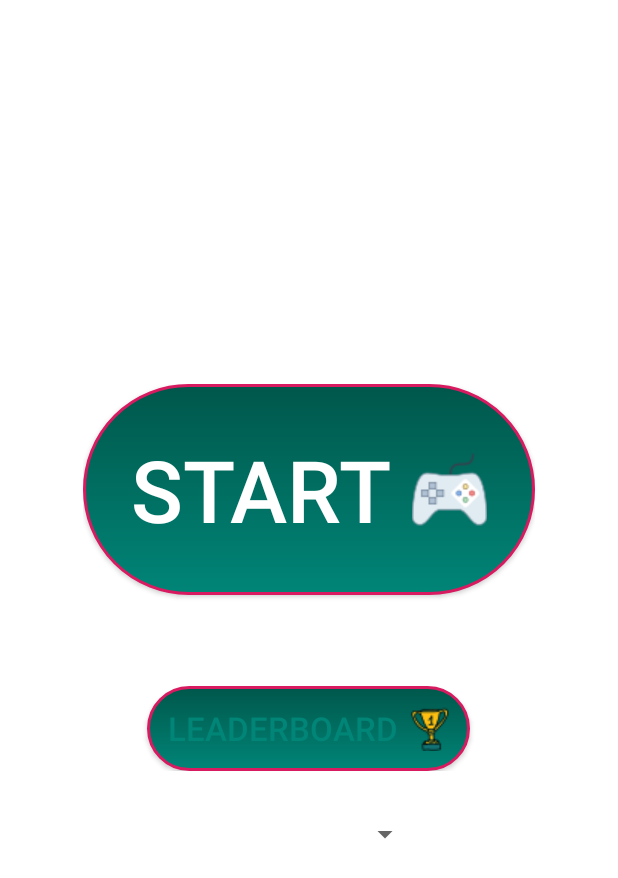
After one commit to ofirelarat/ColorMatched, an Android app: the layout activity_home_page.xml on its own in the app's theme, with its tools: preview values and no code run, on a phone screen of 412 x 824 dp. The commit adds this screen. Shown: the top 878 px of the screen. Run offline under Robolectric (Android 15) with nearby library versions, the phone set to English and light mode, and no system bars.

Commit message:
add muliple languages

```diff
--- a/app/build.gradle
+++ b/app/build.gradle
@@ -26,6 +26,7 @@ android {
 dependencies {
     implementation fileTree(dir: 'libs', include: ['*.jar'])
     implementation 'androidx.appcompat:appcompat:1.1.0'
+    implementation 'androidx.constraintlayout:constraintlayout:1.1.3'
     testImplementation 'junit:junit:4.12'
     androidTestImplementation 'androidx.test:runner:1.2.0'
     androidTestImplementation 'androidx.test.espresso:espresso-core:3.2.0'
--- a/app/src/main/AndroidManifest.xml
+++ b/app/src/main/AndroidManifest.xml
@@ -7,15 +7,17 @@
         android:icon="@mipmap/ic_launcher"
         android:label="@string/app_name"
         android:roundIcon="@mipmap/ic_launcher_round"
-        android:supportsRtl="true"
+        android:supportsRtl="false"
         android:theme="@style/AppTheme">
-        <activity android:name=".MainActivity">
+        <activity android:name=".HomePage">
             <intent-filter>
                 <action android:name="android.intent.action.MAIN" />
 
                 <category android:name="android.intent.category.LAUNCHER" />
             </intent-filter>
         </activity>
+        <activity android:name=".MainActivity">
+        </activity>
     </application>
 
 </manifest>
--- a/app/src/main/java/com/ofirelarat/colormatched/MainActivity.java
+++ b/app/src/main/java/com/ofirelarat/colormatched/MainActivity.java
@@ -5,6 +5,7 @@ import androidx.appcompat.app.AppCompatActivity;
 import androidx.recyclerview.widget.RecyclerView;
 
 import android.content.DialogInterface;
+import android.content.Intent;
 import android.os.Bundle;
 import android.util.Log;
 import android.view.View;
@@ -178,9 +179,11 @@ public class MainActivity extends AppCompatActivity implements CardStackListener
                 .setNegativeButton("no", new DialogInterface.OnClickListener() {
                     @Override
                     public void onClick(DialogInterface dialogInterface, int i) {
-
+                        Intent intent = new Intent(MainActivity.this, HomePage.class);
+                        startActivity(intent);
                     }
                 })
+                .setCancelable(false)
                 .show();
     }
 
--- /dev/null
+++ b/app/src/main/res/drawable/ellipsis.xml
@@ -0,0 +1,19 @@
+<?xml version="1.0" encoding="utf-8"?>
+<shape xmlns:android="http://schemas.android.com/apk/res/android"
+    android:shape="rectangle">
+    <corners android:radius="1000dp" />
+    <!--<solid android:color="#41ba7a" />-->
+    <gradient
+        android:angle="90"
+        android:startColor="@color/colorPrimary"
+        android:endColor="@color/colorPrimaryDark"
+        android:type="linear" />
+    <stroke
+        android:width="2dip"
+        android:color="@color/colorAccent" />
+    <padding
+        android:bottom="4dp"
+        android:left="4dp"
+        android:right="4dp"
+        android:top="4dp" />
+</shape>
--- /dev/null
+++ b/app/src/main/res/layout/activity_home_page.xml
@@ -0,0 +1,97 @@
+<?xml version="1.0" encoding="utf-8"?>
+<RelativeLayout xmlns:android="http://schemas.android.com/apk/res/android"
+    xmlns:app="http://schemas.android.com/apk/res-auto"
+    xmlns:tools="http://schemas.android.com/tools"
+    android:layout_width="match_parent"
+    android:layout_height="match_parent"
+    tools:context=".HomePage"
+    android:background="@color/cardview_light_background">
+
+    <LinearLayout
+        android:layout_width="wrap_content"
+        android:layout_height="wrap_content"
+        android:layout_centerInParent="true"
+        android:orientation="vertical">
+        <RelativeLayout
+            android:layout_width="match_parent"
+            android:layout_height="wrap_content">
+            <Button
+                android:id="@+id/startBtn"
+                android:layout_width="wrap_content"
+                android:layout_height="wrap_content"
+                android:background="@drawable/ellipsis"
+                android:text="start "
+                android:textColor="#fff"
+                android:textSize="57dp"
+                android:padding="32dp"
+                android:layout_weight="1"
+                android:layout_marginBottom="15dp"
+                android:drawableRight="@drawable/game_controller"
+                android:layout_centerHorizontal="true"
+                android:onClick="onClickStart"/>
+        </RelativeLayout>
+        <RelativeLayout
+            android:layout_width="match_parent"
+            android:layout_height="wrap_content">
+            <Button
+                android:id="@+id/leaderBoardBtn"
+                android:layout_width="wrap_content"
+                android:layout_height="wrap_content"
+                android:background="@drawable/ellipsis"
+                android:text="Leaderboard "
+                android:textColor="@color/colorPrimary"
+                android:textSize="22dp"
+                android:padding="13dp"
+                android:drawableRight="@drawable/trophy"
+                android:layout_marginStart="20dp"
+                android:layout_marginTop="45dp"
+                android:layout_weight="1"
+                android:onClick="onClickLeaderBoard"
+                android:layout_centerHorizontal="true"/>
+        </RelativeLayout>
+        <RelativeLayout
+            android:layout_width="match_parent"
+            android:layout_height="wrap_content"
+            android:layout_marginTop="30dp">
+            <androidx.appcompat.widget.AppCompatSpinner
+                android:id="@+id/langsSpinner"
+                android:layout_width="150dp"
+                android:layout_height="wrap_content"
+                android:layout_centerHorizontal="true"
+                android:spinnerMode="dropdown" />
+        </RelativeLayout>
+    </LinearLayout>
+    <RelativeLayout
+        android:id="@+id/scoreContainer"
+        android:layout_width="match_parent"
+        android:layout_height="match_parent">
+        <TextView
+            android:id="@+id/textView"
+            android:layout_alignParentBottom="true"
+            android:layout_centerHorizontal="true"
+            android:layout_marginBottom="100dp"
+            android:layout_width="wrap_content"
+            android:layout_height="wrap_content"
+            android:singleLine="true"
+            android:ellipsize="end"
+            android:textStyle="bold"
+            android:textSize="27sp"
+            android:textColor="#fff"
+            android:text="Your highest score: "/>
+
+        <TextView
+            android:id="@+id/scoreText"
+            android:layout_width="wrap_content"
+            android:layout_height="wrap_content"
+            android:layout_alignBottom="@id/textView"
+            android:layout_centerHorizontal="true"
+            android:layout_marginBottom="-47dp"
+            android:ellipsize="end"
+            android:singleLine="true"
+            android:text="1000"
+            android:textColor="#fff"
+            android:textSize="42sp"
+            android:textStyle="bold" />
+    </RelativeLayout>
+
+</RelativeLayout>
--- a/app/src/main/res/layout/activity_main.xml
+++ b/app/src/main/res/layout/activity_main.xml
@@ -38,7 +38,8 @@
             app:m_cicle_stroke_width="10"
             app:m_arc_stroke_color="@android:color/white"
             app:m_circle_stroke_color="@color/blue"
-            android:gravity="center_vertical" />
+            android:gravity="center_vertical"
+            android:layout_alignParentLeft="true"/>
     </RelativeLayout>
 
     <RelativeLayout
--- a/app/src/main/res/values/styles.xml
+++ b/app/src/main/res/values/styles.xml
@@ -1,7 +1,7 @@
 <resources>
 
     <!-- Base application theme. -->
-    <style name="AppTheme" parent="Theme.AppCompat.Light.DarkActionBar">
+    <style name="AppTheme" parent="Theme.AppCompat.Light.NoActionBar">
         <!-- Customize your theme here. -->
         <item name="colorPrimary">@color/colorPrimary</item>
         <item name="colorPrimaryDark">@color/colorPrimaryDark</item>
```
Also changed, not shown: app/src/main/java/com/ofirelarat/colormatched/HomePage.java (added, +68 -0 lines), app/src/main/java/com/ofirelarat/colormatched/LangItem.java (added, +55 -0 lines), app/src/main/res/drawable/game_controller.png (added), app/src/main/res/drawable/trophy.png (added), 3 other files.
